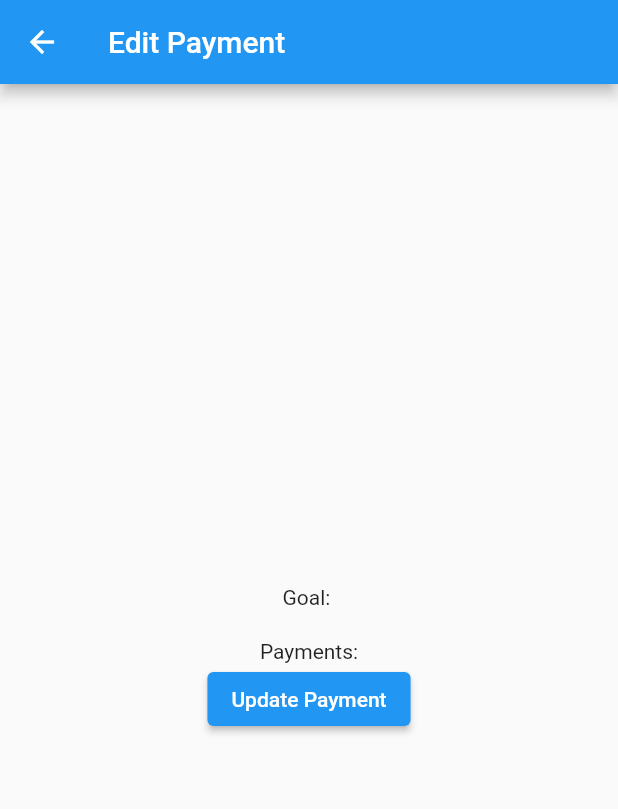
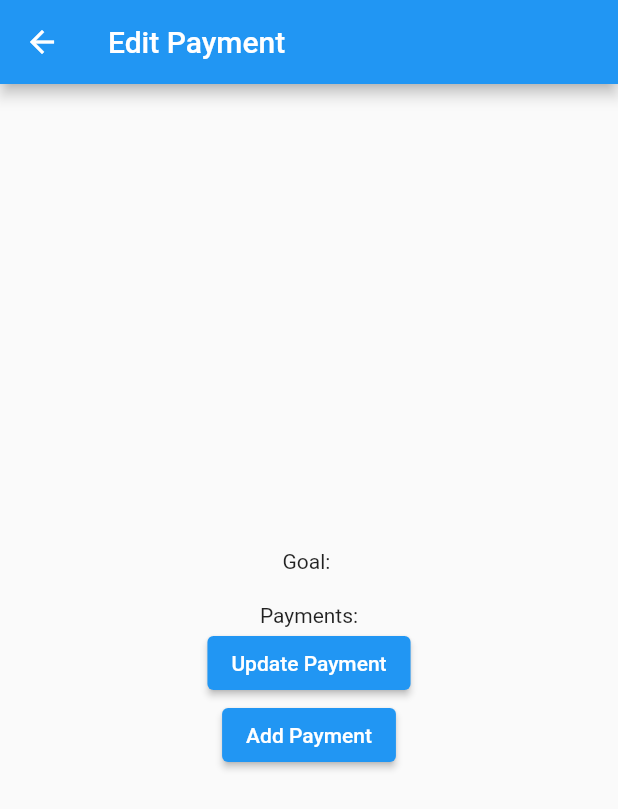
Before and after one commit to MunozovepiG/prodMode, a Flutter app: the EditPaymentScreen screen opened directly with empty values, after a tap on "Update Payment", on a phone screen of 412 x 824 dp. Shown: the top 809 px of the screen. Run offline on Flutter 3.47's test engine with Material 2 defaults, Android fonts, the phone set to English and light mode, and no system bars; our stand-ins replace cloud_firestore, firebase_auth, firebase_core, google_fonts, google_sign_in; missing offline and left inert: astute_components; accounts and stored records are empty.

Commit message:
yes we are amost done MF

```diff
--- a/lib/screens/manageSavings/testCard.dart
+++ b/lib/screens/manageSavings/testCard.dart
@@ -2,11 +2,58 @@ import 'package:flutter/material.dart';
 import 'package:cloud_firestore/cloud_firestore.dart';
 import 'package:firebase_auth/firebase_auth.dart';
 
-class EditPaymentScreen extends StatelessWidget {
+class EditPaymentScreen extends StatefulWidget {
   final DocumentReference paymentRef;
   final int paymentIndex;
 
   EditPaymentScreen({required this.paymentRef, required this.paymentIndex});
+
+  @override
+  _EditPaymentScreenState createState() => _EditPaymentScreenState();
+}
+
+class _EditPaymentScreenState extends State<EditPaymentScreen> {
+  String goal = '';
+  List<dynamic> payments = [];
+
+  @override
+  void initState() {
+    super.initState();
+    fetchPaymentData();
+  }
+
+  void fetchPaymentData() async {
+    try {
+      final snapshot = await widget.paymentRef.get();
+      if (snapshot.exists) {
+        final data = snapshot.data() as Map<String, dynamic>?;
+        if (data != null && data.containsKey('goal')) {
+          setState(() {
+            goal = data['goal'];
+            payments = List<dynamic>.from(data['payments']);
+          });
+        }
+      }
+    } catch (error) {
+      print('Failed to fetch payment data: $error');
+    }
+  }
+
+  void addPayment() async {
+    try {
+      final newPayment = {
+        'amount': 900,
+        'date': DateTime.now().toString(),
+      };
+      setState(() {
+        payments.add(newPayment);
+      });
+      await widget.paymentRef.update({'payments': payments});
+      print('Payment added successfully');
+    } catch (error) {
+      print('Failed to add payment: $error');
+    }
+  }
 
   @override
   Widget build(BuildContext context) {
@@ -18,29 +65,7 @@ class EditPaymentScreen extends StatelessWidget {
         mainAxisAlignment: MainAxisAlignment.center,
         crossAxisAlignment: CrossAxisAlignment.center,
         children: [
-          FutureBuilder<DocumentSnapshot>(
-            future: paymentRef.get(),
-            builder: (context, snapshot) {
-              if (snapshot.connectionState == ConnectionState.waiting) {
-                return CircularProgressIndicator();
-              }
-              if (snapshot.hasError) {
-                return Text('Error: ${snapshot.error}');
-              }
-              if (!snapshot.hasData || snapshot.data == null) {
-                return Text('No data available');
-              }
-              Map<String, dynamic>? data =
-                  snapshot.data!.data() as Map<String, dynamic>?;
-
-              if (data == null || !data.containsKey('goal')) {
-                return Text('Goal not found');
-              }
-
-              String goal = data['goal'];
-              List<dynamic> payments = data['payments'];
-
-              return Column(
+          Column(
             children: [
               Text('Goal: $goal'),
               SizedBox(height: 20),
@@ -59,15 +84,13 @@ class EditPaymentScreen extends StatelessWidget {
                 },
               ),
             ],
-              );
-            },
           ),
           ElevatedButton(
             onPressed: () {
-              // Perform the update operation on Firebase
-              paymentRef.update({
-                'payments.$paymentIndex.amount': 1000,
-                'payments.$paymentIndex.date': DateTime.now().toString(),
+              widget.paymentRef.update({
+                'payments.${widget.paymentIndex}.amount': 1000,
+                'payments.${widget.paymentIndex}.date':
+                    DateTime.now().toString(),
               }).then((_) {
                 print('Payment updated successfully');
               }).catchError((error) {
@@ -76,6 +99,10 @@ class EditPaymentScreen extends StatelessWidget {
             },
             child: Text('Update Payment'),
           ),
+          ElevatedButton(
+            onPressed: addPayment,
+            child: Text('Add Payment'),
+          ),
         ],
       ),
     );
--- a/lib/screens/manageSavings/testStructure.dart
+++ b/lib/screens/manageSavings/testStructure.dart
@@ -66,7 +66,6 @@ class Test extends StatelessWidget {
                   if (snapshot.connectionState == ConnectionState.waiting) {
                     return CircularProgressIndicator();
                   }
-
                   List<DocumentSnapshot> documents = snapshot.data!.docs;
 
                   return ListView.builder(
@@ -75,7 +74,11 @@ class Test extends StatelessWidget {
                       Map<String, dynamic> data =
                           documents[index].data() as Map<String, dynamic>;
                       String goal = data?['goal'];
-                      var payments = data!['payments'];
+                      List<dynamic> payments = [];
+
+                      if (data?['payments'] is List<dynamic>) {
+                        payments = List.from(data?['payments']);
+                      }
 
                       return InkWell(
                         child: Card(
```
Lines whose indentation alone changed are shown as unchanged.
